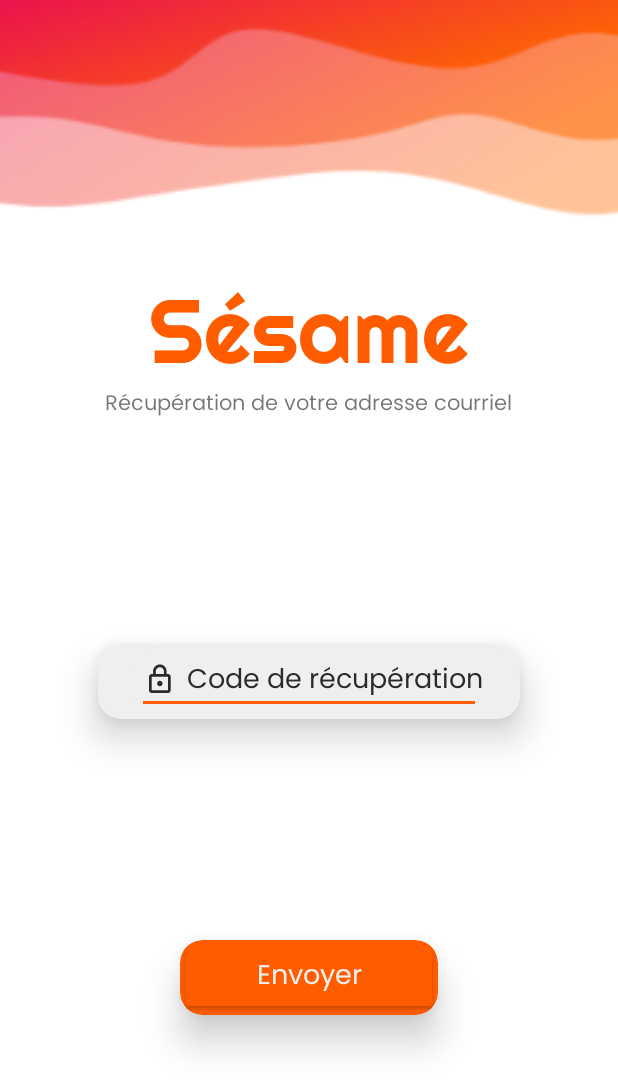
After one commit to ScribeQc/Sesame-AndroidApp, an Android app: the layout fragment_email_recup_code.xml on its own in the app's theme, with its tools: preview values and no code run, on a phone screen of 412 x 824 dp. The commit adds this screen. Shown: the top 1091 px of the screen. Run offline under Robolectric (Android 15) with nearby library versions, the phone set to English and light mode, and no system bars.

Commit message:
Create email recup code layout

```diff
--- a/app/src/main/java/com/example/sesamefrontend/MainActivity.java
+++ b/app/src/main/java/com/example/sesamefrontend/MainActivity.java
@@ -6,6 +6,7 @@ import androidx.fragment.app.FragmentTransaction;
 import androidx.recyclerview.widget.RecyclerView;
 
 import android.content.Context;
+import android.graphics.Color;
 import android.os.Bundle;
 import android.view.View;
 import android.widget.ImageButton;
@@ -85,9 +86,18 @@ public class MainActivity extends AppCompatActivity implements AdapterListHomePa
         list.add(new Pet("Bryson", "King", "Chien", "", "", false));
 
         //rvHomePage.setAdapter(adapterList);
+    }
 
+    private void resetButtonColors() {
+        biHome.setColorFilter(Color.parseColor("#2B2B2B"));
+        biList.setColorFilter(Color.parseColor("#2B2B2B"));
+        biPets.setColorFilter(Color.parseColor("#2B2B2B"));
+        biSettings.setColorFilter(Color.parseColor("#2B2B2B"));
     }
+
     public void replaceFragment(View v) {
+
+        resetButtonColors();
 
         if (v.getId() == R.id.biHome)
         {
@@ -96,7 +106,7 @@ public class MainActivity extends AppCompatActivity implements AdapterListHomePa
             fragmentTransaction.replace(R.id.frameLayout,new HomeFragment());
             fragmentTransaction.addToBackStack(null); // Permet de revenir en arrière avec le bouton de retour
             fragmentTransaction.commit();
-
+            biHome.setColorFilter(Color.parseColor("#FF5C00"));
         }
 
         if (v.getId() == R.id.biList)
@@ -106,7 +116,7 @@ public class MainActivity extends AppCompatActivity implements AdapterListHomePa
             fragmentTransaction.replace(R.id.frameLayout,new PetActivityFragment());
             fragmentTransaction.addToBackStack(null); // Permet de revenir en arrière avec le bouton de retour
             fragmentTransaction.commit();
-
+            biList.setColorFilter(Color.parseColor("#FF5C00"));
         }
 
         if (v.getId() == R.id.biSettings)
@@ -116,7 +126,7 @@ public class MainActivity extends AppCompatActivity implements AdapterListHomePa
             fragmentTransaction.replace(R.id.frameLayout,new SettingFragment());
             fragmentTransaction.addToBackStack(null); // Permet de revenir en arrière avec le bouton de retour
             fragmentTransaction.commit();
-
+            biSettings.setColorFilter(Color.parseColor("#FF5C00"));
         }
 
         if (v.getId() == R.id.biPets)
@@ -126,7 +136,7 @@ public class MainActivity extends AppCompatActivity implements AdapterListHomePa
             fragmentTransaction.replace(R.id.frameLayout,new PetsFragment());
             fragmentTransaction.addToBackStack(null); // Permet de revenir en arrière avec le bouton de retour
             fragmentTransaction.commit();
-
+            biPets.setColorFilter(Color.parseColor("#FF5C00"));
         }
 
         if (v.getId() == R.id.biSchedule)
--- /dev/null
+++ b/app/src/main/res/layout/fragment_email_recup_code.xml
@@ -0,0 +1,119 @@
+<?xml version="1.0" encoding="utf-8"?>
+<androidx.constraintlayout.widget.ConstraintLayout xmlns:android="http://schemas.android.com/apk/res/android"
+    xmlns:app="http://schemas.android.com/apk/res-auto"
+    xmlns:tools="http://schemas.android.com/tools"
+    android:layout_width="match_parent"
+    android:layout_height="match_parent"
+    android:background="@color/white"
+    android:textAlignment="center"
+    tools:context=".MainActivity">
+
+    <ImageView
+        android:id="@+id/imageView"
+        android:layout_width="wrap_content"
+        android:layout_height="90dp"
+        android:layout_marginStart="125dp"
+        android:layout_marginEnd="126dp"
+        android:layout_marginBottom="8dp"
+        android:scaleX="2.6"
+        android:scaleY="2.6"
+        app:layout_constraintBottom_toBottomOf="parent"
+        app:layout_constraintEnd_toEndOf="parent"
+        app:layout_constraintHorizontal_bias="0.0"
+        app:layout_constraintStart_toStartOf="parent"
+        app:layout_constraintTop_toTopOf="parent"
+        app:layout_constraintVertical_bias="0.031"
+        app:srcCompat="@mipmap/wave_fg_layer" />
+
+    <TextView
+        android:id="@+id/tvTitle"
+        android:layout_width="wrap_content"
+        android:layout_height="wrap_content"
+        android:fontFamily="@font/righteous"
+        android:text="Sésame"
+        android:textColor="@color/orange"
+        android:textColorHighlight="@color/orange"
+        android:textColorHint="@color/orange"
+        android:textColorLink="@color/orange"
+        android:textSize="60sp"
+        app:layout_constraintBottom_toBottomOf="parent"
+        app:layout_constraintEnd_toEndOf="parent"
+        app:layout_constraintStart_toStartOf="parent"
+        app:layout_constraintTop_toBottomOf="@+id/imageView"
+        app:layout_constraintVertical_bias="0.110000014" />
+
+    <TextView
+        android:id="@+id/textView"
+        android:layout_width="wrap_content"
+        android:layout_height="wrap_content"
+        android:fontFamily="@font/poppins"
+        android:text="Récupération de votre adresse courriel"
+        app:layout_constraintEnd_toEndOf="parent"
+        app:layout_constraintHorizontal_bias="0.497"
+        app:layout_constraintStart_toStartOf="parent"
+        app:layout_constraintTop_toBottomOf="@+id/tvTitle" />
+
+    <androidx.cardview.widget.CardView
+        android:id="@+id/inputEmail"
+        android:layout_width="match_parent"
+        android:layout_height="wrap_content"
+        android:layout_marginHorizontal="65dp"
+        app:cardBackgroundColor="@color/gray"
+        app:cardCornerRadius="15dp"
+        app:cardElevation="15dp"
+        app:layout_constraintBottom_toTopOf="@+id/btCard"
+        app:layout_constraintEnd_toEndOf="parent"
+        app:layout_constraintStart_toStartOf="parent"
+        app:layout_constraintTop_toBottomOf="@+id/textView">
+
+        <EditText
+            android:id="@+id/etEmail"
+            android:layout_width="wrap_content"
+            android:layout_height="match_parent"
+            android:layout_marginStart="20dp"
+            android:background="@drawable/custom_input"
+            android:drawableLeft="@drawable/drawable_lock"
+            android:drawablePadding="5dp"
+            android:ems="10"
+            android:fontFamily="@font/poppins"
+            android:hint="Code de récupération"
+            android:inputType="text"
+            android:padding="10dp"
+            android:textAlignment="gravity"
+            android:textColorHint="@color/black" />
+
+        <View
+            android:id="@+id/dividerEmail"
+            android:layout_width="match_parent"
+            android:layout_height="2dp"
+            android:layout_marginHorizontal="30dp"
+            android:background="@color/orange"
+            android:translationY="38dp" />
+    </androidx.cardview.widget.CardView>
+
+    <androidx.cardview.widget.CardView
+        android:id="@+id/btCard"
+        android:layout_width="match_parent"
+        android:layout_height="wrap_content"
+        android:layout_marginHorizontal="120dp"
+        android:background="@drawable/custom_input"
+        app:cardBackgroundColor="@color/orange"
+        app:cardCornerRadius="15dp"
+        app:cardElevation="15dp"
+        app:layout_constraintBottom_toBottomOf="parent"
+        app:layout_constraintEnd_toEndOf="parent"
+        app:layout_constraintStart_toStartOf="parent"
+        app:layout_constraintTop_toBottomOf="@+id/inputEmail">
+
+        <Button
+            android:id="@+id/btLogin"
+            android:layout_width="match_parent"
+            android:layout_height="match_parent"
+            android:backgroundTint="@color/orange"
+            android:fontFamily="@font/poppins"
+            android:text="@string/SendBtn"
+            android:textAllCaps="false"
+            android:textColor="@color/gray"
+            android:textSize="18sp" />
+    </androidx.cardview.widget.CardView>
+</androidx.constraintlayout.widget.ConstraintLayout>
```
